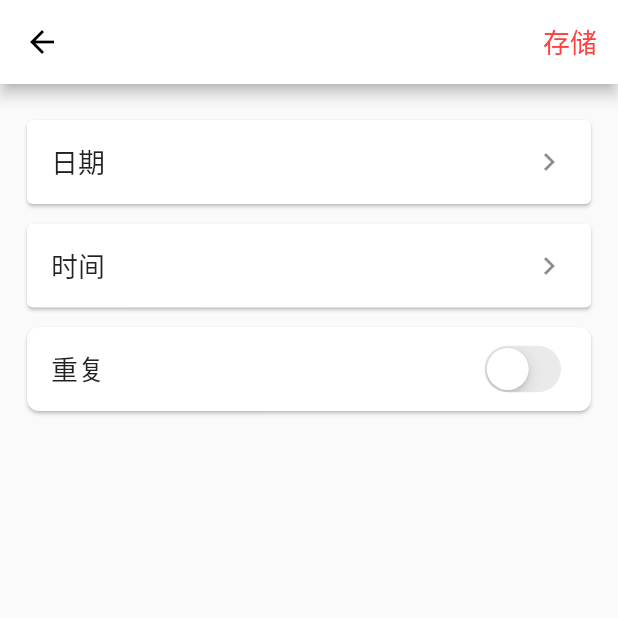
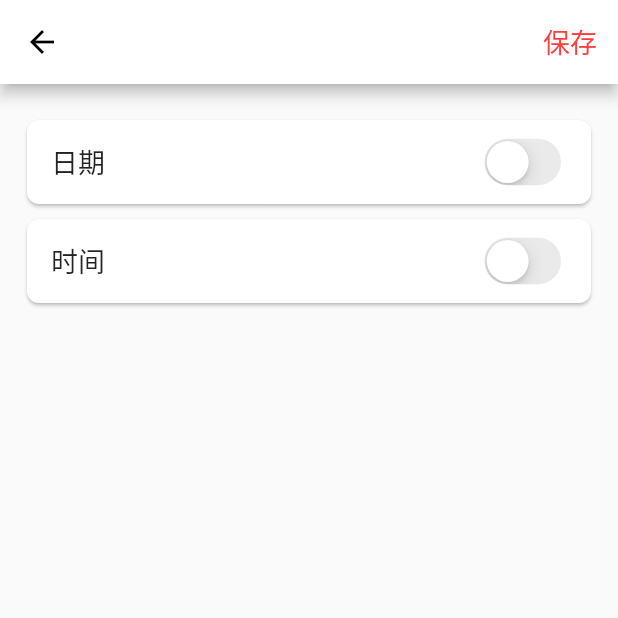
Before and after one commit to woxihejinghao/flutter_life_record, a Flutter app: the ToDoListTimeSelectPage screen opened directly, on a phone screen of 412 x 824 dp, the top half of it. Run offline on Flutter 3.47's test engine with Material 2 defaults, Android fonts, the phone set to English and light mode, and no system bars; drawn by our look-alikes of oktoast; our stand-ins replace sqflite; accounts and stored records are empty.

Commit message:
完善代办创建

```diff
--- a/lib/Page/ToDo/Pages/todo_list_time_select_page.dart
+++ b/lib/Page/ToDo/Pages/todo_list_time_select_page.dart
@@ -1,6 +1,5 @@
 import 'package:flutter/material.dart';
 import 'package:flutter_life_record/Common/lr_color.dart';
-import 'package:flutter_life_record/Page/ToDo/Widgets/normal_list_tile.dart';
 import 'package:flutter_life_record/Page/ToDo/Widgets/switch_item.dart';
 
 class ToDoListTimeSelectPage extends StatefulWidget {
@@ -14,6 +13,7 @@ class _ToDoListTimeSelectPageState extends State<ToDoListTimeSelectPage> {
   String? _dateString;
   String? _timeString;
   bool _cycle = false;
+
 
   DateTime? _date;
 
@@ -32,7 +32,7 @@ class _ToDoListTimeSelectPageState extends State<ToDoListTimeSelectPage> {
                 });
               },
               child: Text(
-                "存储",
+                "保存",
                 style: TextStyle(fontSize: 18, color: LRThemeColor.mainColor),
               ))
         ],
@@ -41,25 +41,34 @@ class _ToDoListTimeSelectPageState extends State<ToDoListTimeSelectPage> {
         padding: EdgeInsets.fromLTRB(14, 20, 14, 20),
         child: Column(
           children: [
-            NormalListTile(
-                title: "日期",
-                subTitle: _dateString ?? "",
-                onTap: () {
+
+            SwitchItem(title: "日期",subTitle: _dateString,isOn: _dateString != null,valueChanged: (isOn){
+                if (isOn) {
                   selectDate();
-                }),
+                }else{
+                  setState(() {
+                    _dateString = null;
+                  });
+                }
+            },),
             SizedBox(
-              height: 5,
+              height: 2,
             ),
-            NormalListTile(
-                title: "时间",
-                subTitle: _timeString ?? "",
-                onTap: () {
-                  selectTime();
-                }),
+            SwitchItem(title: "时间",subTitle: _timeString,isOn: _timeString != null,valueChanged: (isOn){
+                  if (isOn) {
+                    selectTime();
+                  }else{
+                    setState(() {
+                      _timeString = null;
+                    });
+                  }
+            },),
             SizedBox(
-              height: 5,
+              height: 15,
             ),
-            SwitchItem(
+            Offstage(
+              offstage: _dateString == null,
+              child: SwitchItem(
               title: "重复",
               isOn: _cycle,
               valueChanged: (isOn) {
@@ -67,6 +76,7 @@ class _ToDoListTimeSelectPageState extends State<ToDoListTimeSelectPage> {
                   _cycle = isOn;
                 });
               },
+            ),
             )
           ],
         ),
--- a/lib/Page/ToDo/ViewModel/todo_item_create_viewModel.dart
+++ b/lib/Page/ToDo/ViewModel/todo_item_create_viewModel.dart
@@ -2,6 +2,8 @@ import 'package:flutter_life_record/Common/lr_database_tool.dart';
 import 'package:flutter_life_record/Page/ToDo/Models/todo_list_item_model.dart';
 
 class ToDoItemCreateViewModel {
+
+
   Future<ToDoListItemModel> saveToDoItem(ToDoListItemModel model) async {
     var newModel = await LRDataBaseTool.getInstance().insertToDoItem(model);
     return newModel;
--- a/lib/Page/ToDo/Widgets/normal_list_tile.dart
+++ b/lib/Page/ToDo/Widgets/normal_list_tile.dart
@@ -13,8 +13,9 @@ class NormalListTile extends StatelessWidget {
   @override
   Widget build(BuildContext context) {
     return Card(
+      shape: LRTool.getBorderRadius(8),
       child: ListTile(
-        leading: Text(
+        title: Text(
           title,
           style: TextStyle(fontSize: 18),
         ),
@@ -33,7 +34,6 @@ class NormalListTile extends StatelessWidget {
             Icon(Icons.keyboard_arrow_right)
           ],
         ),
-        shape: LRTool.getBorderRadius(8),
         onTap: onTap,
       ),
     );
--- a/lib/Page/ToDo/Widgets/switch_item.dart
+++ b/lib/Page/ToDo/Widgets/switch_item.dart
@@ -5,26 +5,38 @@ import 'package:flutter_life_record/Common/lr_tool.dart';
 
 class SwitchItem extends StatelessWidget {
   final String title;
+  final String? subTitle;
   final bool isOn;
   final ValueChanged<bool>? valueChanged;
+
   const SwitchItem(
-      {Key? key, this.title = "标题", this.isOn = false, this.valueChanged})
+      {Key? key,
+      this.title = "标题",
+      this.subTitle,
+      this.isOn = false,
+      this.valueChanged})
       : super(key: key);
 
   @override
   Widget build(BuildContext context) {
     return Card(
       child: ListTile(
-        leading: Text(
+        title: Text(
           this.title,
           style: TextStyle(
             fontSize: 18,
           ),
         ),
+        subtitle: this.subTitle == null
+            ? null
+            : Text(
+                this.subTitle ?? "",
+                style: TextStyle(color: LRThemeColor.mainColor),
+              ),
         trailing: CupertinoSwitch(
+          activeColor: LRThemeColor.mainColor,
           value: this.isOn,
           onChanged: this.valueChanged,
-          activeColor: LRThemeColor.mainColor,
         ),
       ),
       shape: LRTool.getBorderRadius(8),
--- a/pubspec.yaml
+++ b/pubspec.yaml
@@ -31,6 +31,7 @@ dependencies:
   sqflite: ^2.0.0+4
   oktoast: ^3.1.1
   provider: ^6.0.0
+  flutter_picker: ^2.0.2
 
 dev_dependencies:
   flutter_test:
```
Also changed, not shown: lib/Page/ToDo/Pages/todo_home_page.dart (+7 -1 lines), lib/Page/ToDo/Pages/todo_list_create_page.dart (+18 -33 lines), lib/Page/ToDo/ViewModel/todo_home_viewModel.dart (+10 -0 lines), 2 other files.
